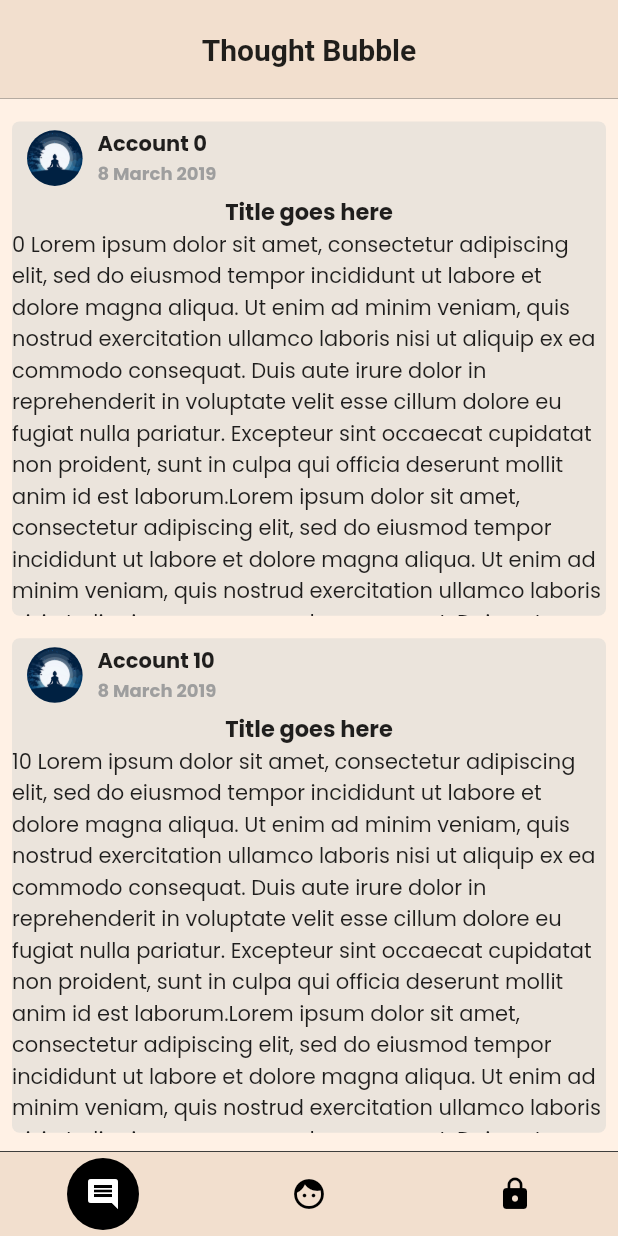
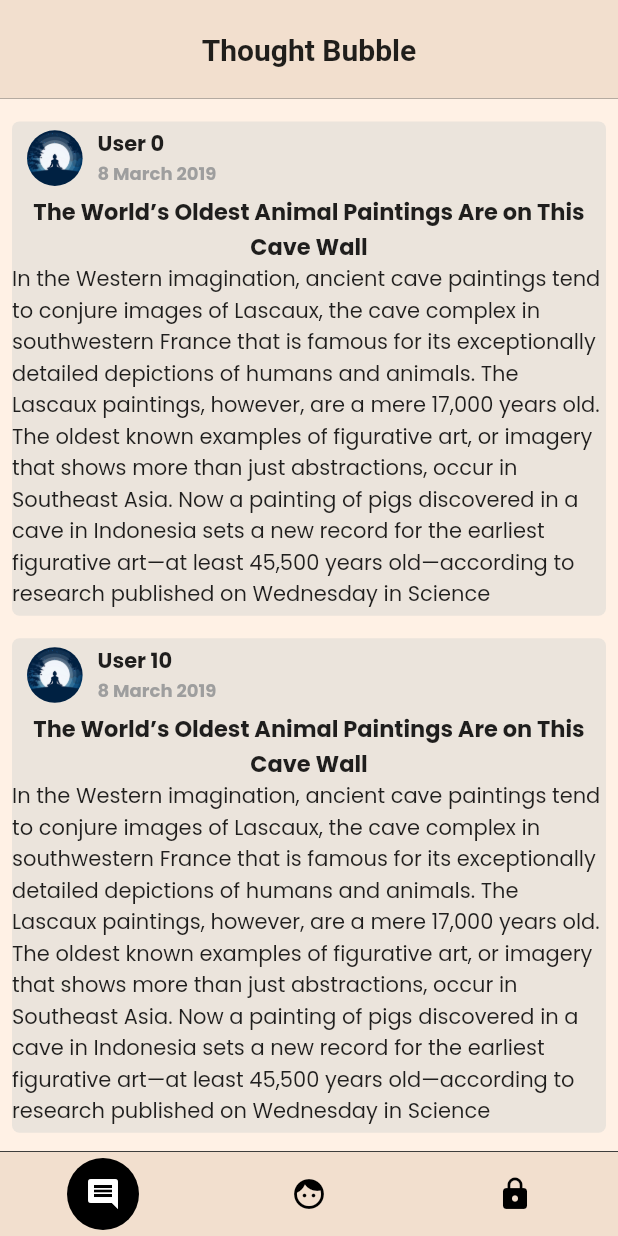
Before and after one commit to Wamwea/wellness_app, a Flutter app: the HomeScreen screen opened directly, on a phone screen of 412 x 824 dp. Run offline on Flutter 3.47's test engine with Material 2 defaults, Android fonts, the phone set to English and light mode, and no system bars; drawn by our look-alikes of flutter_snake_navigationbar; our stand-ins replace animated_text_kit, google_fonts.

```diff
--- a/lib/sections/thought_bubble.dart
+++ b/lib/sections/thought_bubble.dart
@@ -80,7 +80,7 @@ class FeedBubble extends StatelessWidget {
                         crossAxisAlignment: CrossAxisAlignment.start,
                         children: [
                           Text(
-                            "Account $text",
+                            "User $text",
                             style: TextStyle(fontWeight: FontWeight.bold),
                           ),
                           Text(
@@ -103,22 +103,13 @@ class FeedBubble extends StatelessWidget {
                   child: Column(
                     children: [
                       Text(
-                        "Title goes here",
+                        "The World’s Oldest Animal Paintings Are on This Cave Wall",
+                        textAlign: TextAlign.center,
                         style: TextStyle(
                             fontSize: 15, fontWeight: FontWeight.bold),
                       ),
                       Text(
-                        "$text Lorem ipsum dolor sit amet, consectetur adipiscing elit, sed do eiusmod tempor i"
-                        "ncididunt ut labore et dolore magna aliqua. Ut enim ad minim veniam, quis nostrud exe"
-                        "rcitation ullamco laboris nisi ut aliquip ex ea commodo consequat. Duis aute irure dolor i"
-                        "n reprehenderit in voluptate velit esse cillum dolore eu fugiat nulla pariatur. Excepteur"
-                        " sint occaecat cupidatat non proident, sunt in culpa qui officia deserunt mollit anim id "
-                        "est laborum.Lorem ipsum dolor sit amet, consectetur adipiscing elit, sed do eiusmod tempor i"
-                        "ncididunt ut labore et dolore magna aliqua. Ut enim ad minim veniam, quis nostrud exe"
-                        "rcitation ullamco laboris nisi ut aliquip ex ea commodo consequat. Duis aute irure dolor i"
-                        "n reprehenderit in voluptate velit esse cillum dolore eu fugiat nulla pariatur. Excepteur"
-                        " sint occaecat cupidatat non proident, sunt in culpa qui officia deserunt mollit anim id "
-                        "est laborum",
+                        "${"In the Western imagination, ancient cave paintings tend to conjure images of Lascaux, the cave complex in southwestern France that is famous for its exceptionally detailed depictions of humans and animals. The Lascaux paintings, however, are a mere 17,000 years old. The oldest known examples of figurative art, or imagery that shows more than just abstractions, occur in Southeast Asia. Now a painting of pigs discovered in a cave in Indonesia sets a new record for the earliest figurative art—at least 45,500 years old—according to research published on Wednesday in Science Advances.We stress that this is only a minimum age,” says co-author Maxime Aubert, a professor of archeological science at Griffith University in Australia. “The rock art in this region could very well be 60,000 to 65,000 years old. We just need more samples.”"}",
                         style: TextStyle(fontSize: 14),
                       ),
                     ],
```
